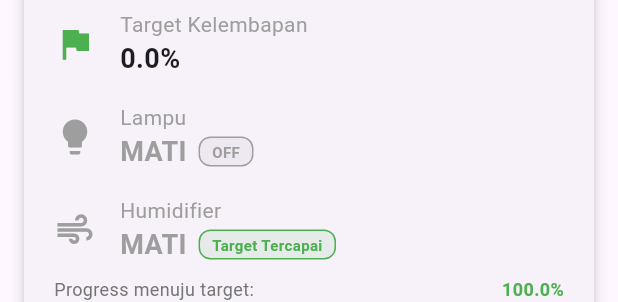
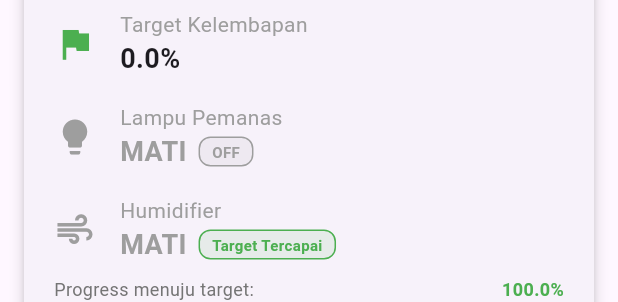
Before and after one commit to HUTAOCHAN99/Monitoring, a Flutter app: the SensorCard widget shown alone on an empty page, opened directly with empty values, on a phone screen of 412 x 824 dp. Shown: the part 363-665 px from the top of the screen. Run offline on Flutter 3.47's test engine with Material 3 defaults, Android fonts, the phone set to English and light mode, and no system bars; our stand-ins replace flutter_dotenv, supabase_flutter; accounts and stored records are empty.

```diff
--- a/lib/domain/repositories/sensor_repository.dart
+++ b/lib/domain/repositories/sensor_repository.dart
@@ -1,6 +1,3 @@
-import '../entities/sensor_data.dart';
-import '../entities/device_status.dart';
-
 abstract class SensorRepository {
   // Stream untuk mendapatkan data real-time
   Stream<Map<String, dynamic>> getDataStream();
--- a/lib/presentation/widgets/sensor_card.dart
+++ b/lib/presentation/widgets/sensor_card.dart
@@ -52,7 +52,7 @@ class SensorCard extends StatelessWidget {
             ),
             const SizedBox(height: 16),
 
-            // Status Lampu
+            // Status Lampu - DIUBAH untuk 2 lampu
             _buildLightInfo(),
             const SizedBox(height: 16),
 
@@ -106,7 +106,9 @@ class SensorCard extends StatelessWidget {
   }
 
   Widget _buildLightInfo() {
-    return Row(
+    return Column(
+      children: [
+        Row(
           children: [
             Icon(
               Icons.lightbulb,
@@ -119,7 +121,7 @@ class SensorCard extends StatelessWidget {
                 crossAxisAlignment: CrossAxisAlignment.start,
                 children: [
                   const Text(
-                'Lampu',
+                    'Lampu Pemanas',
                     style: TextStyle(
                       fontSize: 14,
                       color: Colors.grey,
@@ -128,6 +130,7 @@ class SensorCard extends StatelessWidget {
                   Row(
                     children: [
                       Text(
+                        // DIUBAH: Menampilkan status dengan maksimal 2 lampu
                         deviceStatus.lightStatusText,
                         style: TextStyle(
                           fontSize: 18,
@@ -157,6 +160,66 @@ class SensorCard extends StatelessWidget {
                 ],
               ),
             ),
+          ],
+        ),
+        // DIUBAH: Menampilkan indikator progress lampu untuk 2 lampu
+        if (deviceStatus.statusLampu) ...[
+          const SizedBox(height: 12),
+          Column(
+            children: [
+              Row(
+                mainAxisAlignment: MainAxisAlignment.spaceBetween,
+                children: [
+                  Text(
+                    'Intensitas Pemanasan:',
+                    style: TextStyle(
+                      fontSize: 12,
+                      color: Colors.grey[600],
+                    ),
+                  ),
+                  Text(
+                    '${deviceStatus.jumlahLampu}/2 lampu',
+                    style: TextStyle(
+                      fontSize: 12,
+                      fontWeight: FontWeight.bold,
+                      color: deviceStatus.lightStatusColor,
+                    ),
+                  ),
+                ],
+              ),
+              const SizedBox(height: 6),
+              LinearProgressIndicator(
+                value: deviceStatus.lightIntensity, // 0, 0.5, atau 1.0
+                backgroundColor: Colors.grey[200],
+                valueColor: AlwaysStoppedAnimation<Color>(
+                  deviceStatus.lightStatusColor,
+                ),
+                minHeight: 8,
+                borderRadius: BorderRadius.circular(4),
+              ),
+              const SizedBox(height: 4),
+              Row(
+                mainAxisAlignment: MainAxisAlignment.spaceBetween,
+                children: [
+                  Text(
+                    'Rendah',
+                    style: TextStyle(
+                      fontSize: 10,
+                      color: Colors.grey[600],
+                    ),
+                  ),
+                  Text(
+                    'Tinggi',
+                    style: TextStyle(
+                      fontSize: 10,
+                      color: Colors.grey[600],
+                    ),
+                  ),
+                ],
+              ),
+            ],
+          ),
+        ],
       ],
     );
   }
```
Also changed, not shown: lib/core/utils/automatic_control.dart (+20 -17 lines), lib/data/datasources/sensor_remote_data_source.dart (+122 -29 lines), lib/domain/entities/device_status.dart (+32 -12 lines), 4 other files. Lines whose indentation alone changed are shown as unchanged.
